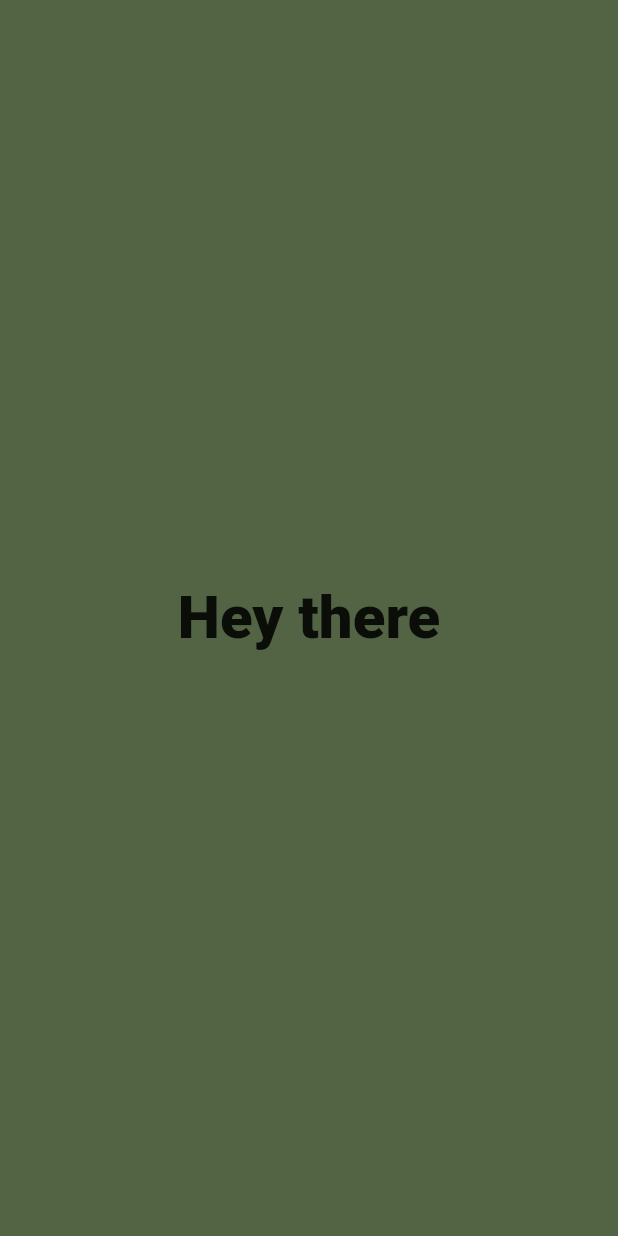
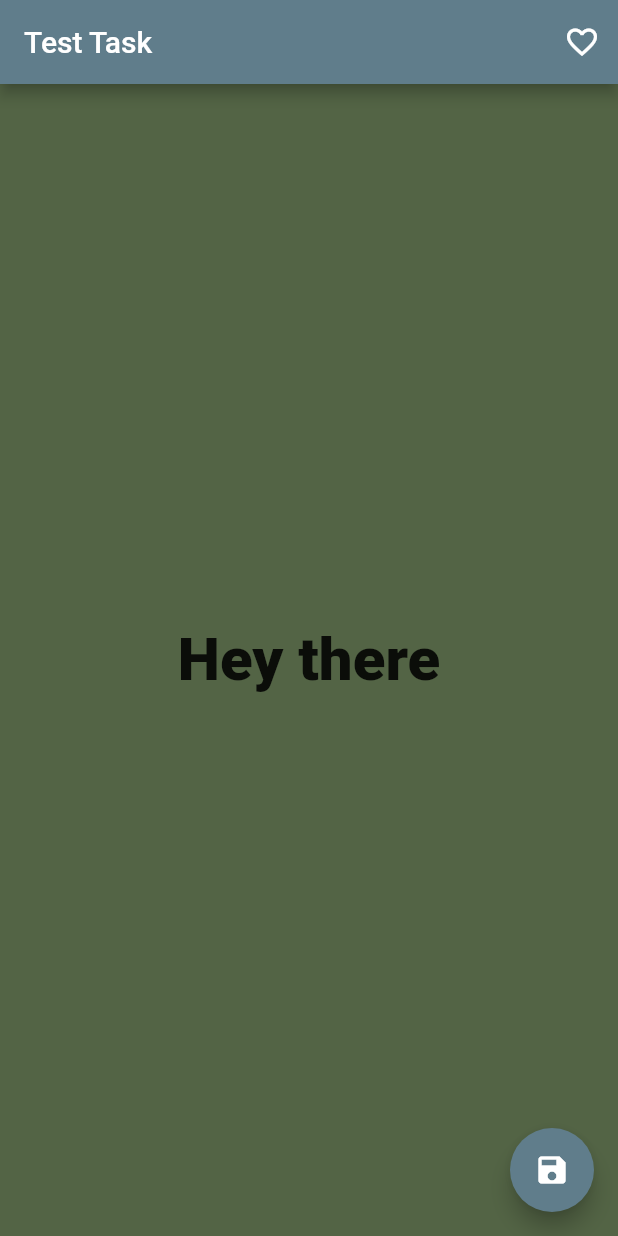
Before and after one commit to osobotu/test_task, a Flutter app: the screen it shows after launch, on a phone screen of 412 x 824 dp. Run offline on Flutter 3.47's test engine with Material 2 defaults, Android fonts, the phone set to English and light mode, and no system bars.

Commit message:
added favorites screen and functionality to save colors

```diff
--- a/lib/main.dart
+++ b/lib/main.dart
@@ -1,26 +1,31 @@
 import 'package:flutter/material.dart';
 import 'package:provider/provider.dart';
 import 'package:test_app/viewmodels/color_vm.dart';
+import 'package:test_app/views/favorites.dart';
 
 import 'package:test_app/views/home.dart';
 
 void main() {
-  runApp(MyApp());
+  runApp(TestApp());
 }
 
-class MyApp extends StatelessWidget {
-  // This widget is the root of your application.
+class TestApp extends StatelessWidget {
   @override
   Widget build(BuildContext context) {
-    return MaterialApp(
-      debugShowCheckedModeBanner: false,
-      title: 'Test Task',
-      theme: ThemeData(
-        primarySwatch: Colors.blueGrey,
-      ),
-      home: ChangeNotifierProvider(
-        create: (_) => ColorViewModel(),
-        child: HomeView(),
+    return ChangeNotifierProvider<ColorViewModel>(
+      create: (context) => ColorViewModel(),
+      child: MaterialApp(
+        debugShowCheckedModeBanner: false,
+        title: 'Test Task',
+        theme: ThemeData(
+          primarySwatch: Colors.blueGrey,
+          visualDensity: VisualDensity.adaptivePlatformDensity,
+        ),
+        initialRoute: HomeView.routeName,
+        routes: {
+          HomeView.routeName: (context) => HomeView(),
+          FavoritesView.routeName: (context) => FavoritesView(),
+        },
       ),
     );
   }
--- a/lib/models/random_color.dart
+++ /dev/null
@@ -1,7 +0,0 @@
-import 'package:flutter/material.dart';
-
-class RandomColor {
-  final Color color;
-
-  RandomColor({required this.color});
-}
--- a/lib/services/color_service.dart
+++ b/lib/services/color_service.dart
@@ -1,10 +1,9 @@
 import 'dart:math';
 
 import 'package:flutter/material.dart';
-import 'package:test_app/models/random_color.dart';
 
 class ColorService {
-  RandomColor generateRandomColor() {
+  Color generateRandomColor() {
     final Random _random = Random();
     final color = Color.fromRGBO(
       _random.nextInt(255),
@@ -12,6 +11,6 @@ class ColorService {
       _random.nextInt(255),
       _random.nextDouble(),
     );
-    return RandomColor(color: color);
+    return color;
   }
 }
--- a/lib/viewmodels/color_vm.dart
+++ b/lib/viewmodels/color_vm.dart
@@ -1,11 +1,11 @@
 import 'package:flutter/material.dart';
-import 'package:test_app/models/random_color.dart';
+
 import 'package:test_app/services/color_service.dart';
 
 class ColorViewModel extends ChangeNotifier {
-  RandomColor _randomColor = ColorService().generateRandomColor();
+  Color _randomColor = ColorService().generateRandomColor();
 
-  RandomColor get getRandomColor {
+  Color get getRandomColor {
     return _randomColor;
   }
 
@@ -13,4 +13,20 @@ class ColorViewModel extends ChangeNotifier {
     _randomColor = ColorService().generateRandomColor();
     notifyListeners();
   }
+
+  final List<Color> _favoriteColors = [];
+
+  List<Color> get getFavoriteColors {
+    return _favoriteColors;
+  }
+
+  void add(Color color) {
+    _favoriteColors.add(color);
+    notifyListeners();
+  }
+
+  void remove(Color color) {
+    _favoriteColors.remove(color);
+    notifyListeners();
+  }
 }
--- a/lib/views/home.dart
+++ b/lib/views/home.dart
@@ -1,36 +1,47 @@
 import 'package:flutter/material.dart';
 import 'package:provider/provider.dart';
 
-import 'package:test_app/models/random_color.dart';
 import 'package:test_app/viewmodels/color_vm.dart';
+import 'package:test_app/views/favorites.dart';
 
 class HomeView extends StatelessWidget {
+  static String routeName = '/';
   const HomeView({
     Key? key,
   }) : super(key: key);
 
-  void _onTap(BuildContext context) {
-    print('tap...');
-    Provider.of<ColorViewModel>(context, listen: false).generateRandomColor();
-  }
-
   @override
   Widget build(BuildContext context) {
     final Size _size = MediaQuery.of(context).size;
-    RandomColor _randomColor =
-        Provider.of<ColorViewModel>(context).getRandomColor;
+    var colorVM = Provider.of<ColorViewModel>(context);
+
+    Color _randomColor = colorVM.getRandomColor;
+
     return SafeArea(
       child: Scaffold(
+        appBar: AppBar(
+          title: Text('Test Task'),
+          actions: [
+            IconButton(
+              onPressed: () {
+                Navigator.pushNamed(context, FavoritesView.routeName);
+              },
+              icon: Icon(Icons.favorite_border_outlined),
+            )
+          ],
+        ),
         body: InkWell(
           onTap: () {
-            _onTap(context);
+            print('tap...');
+            Provider.of<ColorViewModel>(context, listen: false)
+                .generateRandomColor();
           },
           child: Consumer<ColorViewModel>(
             builder: (context, _, child) {
               return Container(
                 width: _size.width,
                 height: _size.height,
-                decoration: BoxDecoration(color: _randomColor.color),
+                decoration: BoxDecoration(color: _randomColor),
                 child: const Center(
                   child: const Text(
                     'Hey there',
@@ -44,6 +55,30 @@ class HomeView extends StatelessWidget {
             },
           ),
         ),
+        floatingActionButton: FloatingActionButton(
+          // onPressed: () {
+          //   _saveColor(
+          //     context,
+          //     RandomColor(color: _randomColor),
+          //   );
+          // },
+          onPressed: () {
+            print('color saved ...');
+
+            !colorVM.getFavoriteColors.contains(_randomColor)
+                ? colorVM.add(_randomColor)
+                : colorVM.remove(_randomColor);
+            ScaffoldMessenger.of(context).showSnackBar(
+              SnackBar(
+                content: Text(colorVM.getFavoriteColors.contains(_randomColor)
+                    ? 'Added to favorites.'
+                    : 'Removed from favorites'),
+                duration: Duration(seconds: 1),
+              ),
+            );
+          },
+          child: Icon(Icons.save),
+        ),
       ),
     );
   }
```
Also changed, not shown: lib/views/favorites.dart (added, +55 -0 lines), 1 other file.
